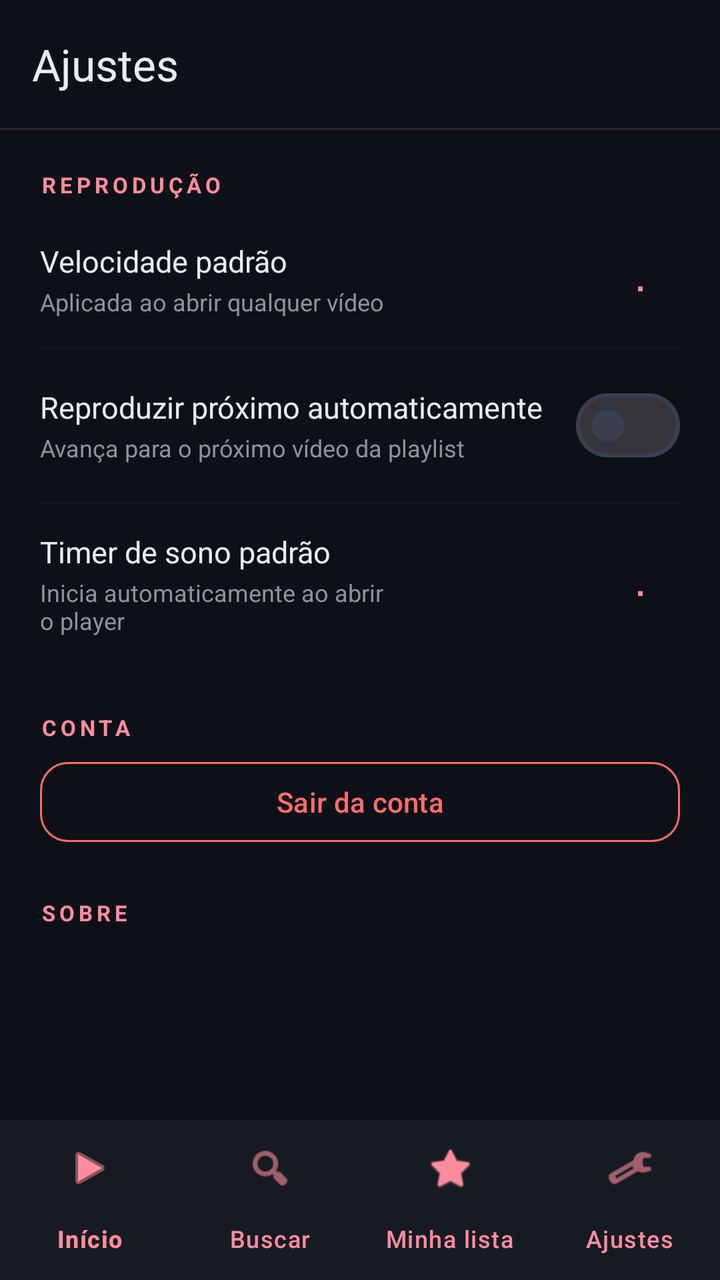
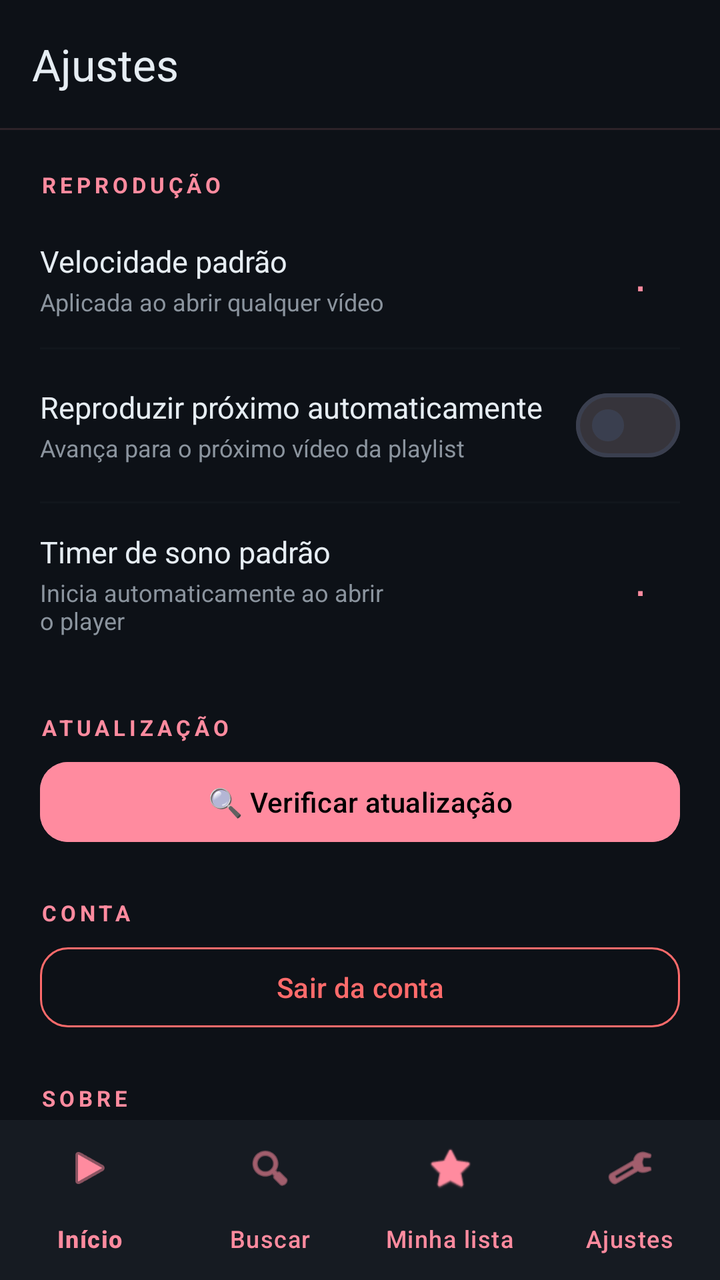

Screens rendered from an Android XML layout before and after an edit, with the pre-edit source and the edit as a unified diff.
<!-- AndroidManifest.xml: application theme Theme.Meggy -->
<!-- res/layout/activity_settings.xml -->
<?xml version="1.0" encoding="utf-8"?>
<LinearLayout xmlns:android="http://schemas.android.com/apk/res/android"
    xmlns:app="http://schemas.android.com/apk/res-auto"
    android:layout_width="match_parent"
    android:layout_height="match_parent"
    android:orientation="vertical"
    android:background="@color/bg_primary">

    <com.google.android.material.appbar.MaterialToolbar
        android:id="@+id/toolbar"
        android:layout_width="match_parent"
        android:layout_height="64dp"
        android:background="@color/bg_primary"
        android:elevation="0dp"
        app:title="Ajustes"
        app:titleTextColor="@color/text_primary"
        app:titleTextAppearance="@style/TextAppearance.Material3.TitleLarge"
        app:navigationIconTint="@color/meggy_pink" />

    <View
        android:layout_width="match_parent"
        android:layout_height="1dp"
        android:background="#22FF8B9F" />

    <androidx.core.widget.NestedScrollView
        android:layout_width="match_parent"
        android:layout_height="0dp"
        android:layout_weight="1"
        android:fillViewport="true">

        <LinearLayout
            android:layout_width="match_parent"
            android:layout_height="wrap_content"
            android:orientation="vertical"
            android:padding="20dp">

            
            <TextView
                android:layout_width="wrap_content"
                android:layout_height="wrap_content"
                android:text="REPRODUÇÃO"
                android:textColor="@color/meggy_pink"
                android:textSize="11sp"
                android:textStyle="bold"
                android:letterSpacing="0.18"
                android:paddingBottom="6dp" />

            
            <LinearLayout
                android:layout_width="match_parent"
                android:layout_height="wrap_content"
                android:orientation="horizontal"
                android:gravity="center_vertical"
                android:paddingVertical="14dp">

                <LinearLayout
                    android:layout_width="0dp"
                    android:layout_height="wrap_content"
                    android:layout_weight="1"
                    android:orientation="vertical">
                    <TextView
                        android:layout_width="wrap_content"
                        android:layout_height="wrap_content"
                        android:text="Velocidade padrão"
                        android:textColor="@color/text_primary"
                        android:textSize="15sp" />
                    <TextView
                        android:layout_width="wrap_content"
                        android:layout_height="wrap_content"
                        android:text="Aplicada ao abrir qualquer vídeo"
                        android:textColor="@color/text_secondary"
                        android:textSize="12sp"
                        android:layout_marginTop="2dp" />
                </LinearLayout>

                <com.google.android.material.button.MaterialButton
                    android:id="@+id/btn_speed_down"
                    style="@style/Widget.Material3.Button.IconButton"
                    android:layout_width="40dp"
                    android:layout_height="40dp"
                    android:text="−"
                    android:textSize="20sp"
                    android:textColor="@color/meggy_pink" />
                <TextView
                    android:id="@+id/speed_value"
                    android:layout_width="60dp"
                    android:layout_height="wrap_content"
                    android:gravity="center"
                    android:textColor="@color/text_primary"
                    android:textSize="15sp"
                    android:textStyle="bold" />
                <com.google.android.material.button.MaterialButton
                    android:id="@+id/btn_speed_up"
                    style="@style/Widget.Material3.Button.IconButton"
                    android:layout_width="40dp"
                    android:layout_height="40dp"
                    android:text="+"
                    android:textSize="20sp"
                    android:textColor="@color/meggy_pink" />
            </LinearLayout>

            <View
                android:layout_width="match_parent"
                android:layout_height="1dp"
                android:background="#2230363D" />

            
            <LinearLayout
                android:layout_width="match_parent"
                android:layout_height="wrap_content"
                android:orientation="horizontal"
                android:gravity="center_vertical"
                android:paddingVertical="14dp">

                <LinearLayout
                    android:layout_width="0dp"
                    android:layout_height="wrap_content"
                    android:layout_weight="1"
                    android:orientation="vertical">
                    <TextView
                        android:layout_width="wrap_content"
                        android:layout_height="wrap_content"
                        android:text="Reproduzir próximo automaticamente"
                        android:textColor="@color/text_primary"
                        android:textSize="15sp" />
                    <TextView
                        android:layout_width="wrap_content"
                        android:layout_height="wrap_content"
                        android:text="Avança para o próximo vídeo da playlist"
                        android:textColor="@color/text_secondary"
                        android:textSize="12sp"
                        android:layout_marginTop="2dp" />
                </LinearLayout>

                <com.google.android.material.materialswitch.MaterialSwitch
                    android:id="@+id/switch_autoplay"
                    android:layout_width="wrap_content"
                    android:layout_height="wrap_content" />
            </LinearLayout>

            <View
                android:layout_width="match_parent"
                android:layout_height="1dp"
                android:background="#2230363D" />

            
            <LinearLayout
                android:layout_width="match_parent"
                android:layout_height="wrap_content"
                android:orientation="horizontal"
                android:gravity="center_vertical"
                android:paddingVertical="14dp">

                <LinearLayout
                    android:layout_width="0dp"
                    android:layout_height="wrap_content"
                    android:layout_weight="1"
                    android:orientation="vertical">
                    <TextView
                        android:layout_width="wrap_content"
                        android:layout_height="wrap_content"
                        android:text="Timer de sono padrão"
                        android:textColor="@color/text_primary"
                        android:textSize="15sp" />
                    <TextView
                        android:layout_width="wrap_content"
                        android:layout_height="wrap_content"
                        android:text="Inicia automaticamente ao abrir o player"
                        android:textColor="@color/text_secondary"
                        android:textSize="12sp"
                        android:layout_marginTop="2dp" />
                </LinearLayout>

                <com.google.android.material.button.MaterialButton
                    android:id="@+id/btn_sleep_down"
                    style="@style/Widget.Material3.Button.IconButton"
                    android:layout_width="40dp"
                    android:layout_height="40dp"
                    android:text="−"
                    android:textSize="20sp"
                    android:textColor="@color/meggy_pink" />
                <TextView
                    android:id="@+id/sleep_value"
                    android:layout_width="60dp"
                    android:layout_height="wrap_content"
                    android:gravity="center"
                    android:textColor="@color/text_primary"
                    android:textSize="15sp"
                    android:textStyle="bold" />
                <com.google.android.material.button.MaterialButton
                    android:id="@+id/btn_sleep_up"
                    style="@style/Widget.Material3.Button.IconButton"
                    android:layout_width="40dp"
                    android:layout_height="40dp"
                    android:text="+"
                    android:textSize="20sp"
                    android:textColor="@color/meggy_pink" />
            </LinearLayout>

            
            <TextView
                android:layout_width="wrap_content"
                android:layout_height="wrap_content"
                android:text="CONTA"
                android:textColor="@color/meggy_pink"
                android:textSize="11sp"
                android:textStyle="bold"
                android:letterSpacing="0.18"
                android:paddingTop="24dp"
                android:paddingBottom="6dp" />

            <com.google.android.material.button.MaterialButton
                android:id="@+id/btn_logout"
                style="@style/Widget.Material3.Button.OutlinedButton"
                android:layout_width="match_parent"
                android:layout_height="wrap_content"
                android:text="Sair da conta"
                android:textColor="@color/accent_red"
                app:strokeColor="@color/accent_red"
                app:cornerRadius="14dp" />

            
            <TextView
                android:layout_width="wrap_content"
                android:layout_height="wrap_content"
                android:text="SOBRE"
                android:textColor="@color/meggy_pink"
                android:textSize="11sp"
                android:textStyle="bold"
                android:letterSpacing="0.18"
                android:paddingTop="24dp"
                android:paddingBottom="6dp" />

            <TextView
                android:id="@+id/about_text"
                android:layout_width="match_parent"
                android:layout_height="wrap_content"
                android:textColor="@color/text_secondary"
                android:textSize="13sp"
                android:lineSpacingExtra="3dp" />
        </LinearLayout>
    </androidx.core.widget.NestedScrollView>

    <com.google.android.material.bottomnavigation.BottomNavigationView
        android:id="@+id/bottom_nav"
        android:layout_width="match_parent"
        android:layout_height="wrap_content"
        android:background="@color/bg_surface"
        app:labelVisibilityMode="labeled"
        app:itemTextColor="@color/meggy_pink"
        app:itemIconTint="@color/meggy_pink"
        app:menu="@menu/bottom_nav" />
</LinearLayout>
<!-- resources referenced by this layout -->
<resources>
  <color name="accent_red">#FF6B6B</color>
  <color name="bg_primary">#0D1117</color>
  <color name="bg_surface">#161B22</color>
  <color name="meggy_pink">#FFFF8B9F</color>
  <color name="text_primary">#E6EDF3</color>
  <color name="text_secondary">#8B949E</color>
  <style name="Theme.Meggy" parent="Theme.Material3.Dark.NoActionBar">
          <item name="colorPrimary">@color/md_primary</item>
          <item name="colorOnPrimary">@color/md_on_primary</item>
          <item name="colorPrimaryContainer">@color/md_primary_container</item>
          <item name="colorOnPrimaryContainer">@color/md_on_primary_container</item>
          <item name="colorSecondary">@color/md_secondary</item>
          <item name="colorOnSecondary">@color/md_on_secondary</item>
          <item name="colorSecondaryContainer">@color/md_secondary_container</item>
          <item name="colorOnSecondaryContainer">@color/md_on_secondary_container</item>
  
          <item name="android:colorBackground">@color/md_background</item>
          <item name="colorSurface">@color/md_surface</item>
          <item name="colorSurfaceVariant">@color/md_surface_variant</item>
          <item name="colorOnBackground">@color/md_on_background</item>
          <item name="colorOnSurface">@color/md_on_surface</item>
          <item name="colorOnSurfaceVariant">@color/md_on_surface_variant</item>
          <item name="colorOutline">@color/md_outline</item>
          <item name="colorOutlineVariant">@color/md_outline_variant</item>
  
          <item name="colorError">@color/md_error</item>
          <item name="colorOnError">@color/md_on_error</item>
  
          <item name="android:statusBarColor">@android:color/transparent</item>
          <item name="android:navigationBarColor">@android:color/transparent</item>
          <item name="android:windowLightStatusBar" tools:targetApi="m">false</item>
          <item name="android:windowBackground">@color/md_background</item>
  
          
          <item name="materialCardViewStyle">@style/Widget.Meggy.CardView</item>
      </style>
  <color name="md_primary">#FFFF8B9F</color>
  <color name="md_on_primary">#FF1A0A0F</color>
  <color name="md_primary_container">#FF7B1FA2</color>
  <color name="md_on_primary_container">#FFFFEAF1</color>
  <color name="md_secondary">#FFC026D3</color>
  <color name="md_on_secondary">#FF1A0A1F</color>
  <color name="md_secondary_container">#FF5A1B6E</color>
  <color name="md_on_secondary_container">#FFFBD7FF</color>
  <color name="md_background">#FF0D0E12</color>
  <color name="md_surface">#FF16181F</color>
  <color name="md_surface_variant">#FF232634</color>
  <color name="md_on_background">#FFEAEAF0</color>
  <color name="md_on_surface">#FFEAEAF0</color>
  <color name="md_on_surface_variant">#FFC0C4D0</color>
  <color name="md_outline">#FF3A3F4F</color>
  <color name="md_outline_variant">#FF2A2E3A</color>
  <color name="md_error">#FFCF6679</color>
  <color name="md_on_error">#FF600014</color>
  <style name="Widget.Meggy.CardView" parent="Widget.Material3.CardView.Filled">
          <item name="cardBackgroundColor">@color/md_surface_container</item>
          <item name="cardCornerRadius">20dp</item>
          <item name="cardElevation">2dp</item>
          <item name="contentPadding">0dp</item>
          <item name="strokeWidth">0dp</item>
      </style>
  <color name="md_surface_container">#FF1B1E27</color>
</resources>

<!-- the commit's change to res/layout/activity_settings.xml (unified diff, before → after) -->
@@ -201,6 +201,28 @@
             <TextView
                 android:layout_width="wrap_content"
                 android:layout_height="wrap_content"
+                android:text="ATUALIZAÇÃO"
+                android:textColor="@color/meggy_pink"
+                android:textSize="11sp"
+                android:textStyle="bold"
+                android:letterSpacing="0.18"
+                android:paddingTop="24dp"
+                android:paddingBottom="6dp" />
+
+            <com.google.android.material.button.MaterialButton
+                android:id="@+id/btn_check_update"
+                style="@style/Widget.Material3.Button"
+                android:layout_width="match_parent"
+                android:layout_height="wrap_content"
+                android:text="🔍 Verificar atualização"
+                android:backgroundTint="@color/meggy_pink"
+                android:textColor="#FF000000"
+                app:cornerRadius="14dp" />
+
+            
+            <TextView
+                android:layout_width="wrap_content"
+                android:layout_height="wrap_content"
                 android:text="CONTA"
                 android:textColor="@color/meggy_pink"
                 android:textSize="11sp"
